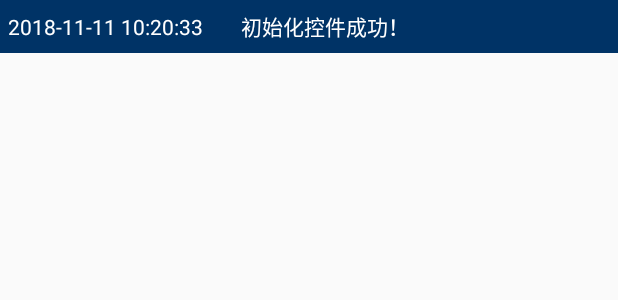
After one commit to pengMaster/CamaraDetector, an Android app: the layout act_roll_item.xml on its own in the app's theme, with its tools: preview values and no code run, on a phone screen of 412 x 824 dp. The commit adds this screen. Shown: the top 300 px of the screen. Run offline under Robolectric (Android 15) with nearby library versions, the phone set to English and light mode, and no system bars; Roboto replaces fonts that are not available here.

Commit message:
add_widget

```diff
--- a/app/build.gradle
+++ b/app/build.gradle
@@ -10,8 +10,8 @@ android {
         applicationId "king.bird.camaradetector"
         minSdkVersion 15
         targetSdkVersion 28
-        versionCode 20181121
-        versionName "1.0.1"
+        versionCode 20181130
+        versionName "1.0.2"
         testInstrumentationRunner "android.support.test.runner.AndroidJUnitRunner"
 
         ndk {
@@ -41,6 +41,7 @@ android {
 dependencies {
     implementation fileTree(include: ['*.jar'], dir: 'libs')
     implementation "org.jetbrains.kotlin:kotlin-stdlib-jre7:$kotlin_version"
+    implementation "org.jetbrains.anko:anko-common:0.8.2"
     implementation 'com.android.support:appcompat-v7:28.0.0'
     implementation 'com.android.support.constraint:constraint-layout:1.1.3'
     testImplementation 'junit:junit:4.12'
@@ -58,4 +59,5 @@ dependencies {
     //运行时权限
     implementation 'pub.devrel:easypermissions:1.2.0'
     compile 'pl.droidsonroids.gif:android-gif-drawable:1.2.6'
+
 }
--- a/app/src/main/AndroidManifest.xml
+++ b/app/src/main/AndroidManifest.xml
@@ -15,6 +15,10 @@
     <uses-permission android:name="android.permission.READ_CALL_LOG" />
     <uses-permission android:name="android.permission.CAMERA" />
 
+    <uses-permission android:name="android.permission.CHANGE_NETWORK_STATE" />
+    <uses-permission android:name="android.permission.CHANGE_WIFI_STATE"/>
+
+
     <application
         android:name=".MyApplication"
         android:allowBackup="true"
@@ -23,7 +27,7 @@
         android:roundIcon="@mipmap/ic_camera"
         android:supportsRtl="true"
         android:theme="@style/AppTheme">
-        <activity android:name=".act.TestActivity">
+        <activity android:name=".act.SplashAct">
             <intent-filter>
                 <action android:name="android.intent.action.MAIN" />
 
--- /dev/null
+++ b/app/src/main/res/layout/act_roll_item.xml
@@ -0,0 +1,31 @@
+<?xml version="1.0" encoding="utf-8"?>
+<LinearLayout xmlns:android="http://schemas.android.com/apk/res/android"
+    xmlns:tools="http://schemas.android.com/tools"
+    android:layout_width="match_parent"
+    android:layout_height="35dp"
+    android:background="@color/blue"
+    android:orientation="horizontal"
+    tools:ignore="HardcodedText">
+
+    <TextView
+        android:id="@+id/tv_time"
+        android:layout_width="wrap_content"
+        android:layout_height="wrap_content"
+        android:layout_gravity="center_vertical"
+        android:text="2018-11-11 10:20:33"
+        android:textColor="@color/color_white"
+        android:layout_marginStart="5dp"
+        android:textSize="14sp"
+        android:layout_marginLeft="5dp" />
+
+    <TextView
+        android:id="@+id/tv_desc"
+        android:layout_width="wrap_content"
+        android:layout_height="wrap_content"
+        android:layout_gravity="center_vertical"
+        android:text="初始化控件成功！"
+        android:layout_marginStart="25dp"
+        android:textColor="@color/color_white"
+        android:textSize="14sp"
+        android:layout_marginLeft="25dp" />
+</LinearLayout>
--- a/app/src/main/res/layout/activity_main.xml
+++ b/app/src/main/res/layout/activity_main.xml
@@ -15,6 +15,7 @@
         android:layout_height="300dp"
         android:scaleType="centerInside"
         android:src="@drawable/ic_scan"/>
+
 
 
 
--- a/build.gradle
+++ b/build.gradle
@@ -2,6 +2,8 @@
 
 buildscript {
     ext.kotlin_version = '1.2.50'
+    ext.kotlin_version = '1.2.50'
+    ext.anko_version = '0.8.2'
     repositories {
         google()
         jcenter()
--- a/settings.gradle
+++ b/settings.gradle
@@ -1 +1 @@
-include ':app'
+include ':app', ':spiderlib'
--- /dev/null
+++ b/spiderlib/src/main/AndroidManifest.xml
@@ -0,0 +1,2 @@
+<manifest xmlns:android="http://schemas.android.com/apk/res/android"
+    package="king.bird.spiderlib" />
--- /dev/null
+++ b/spiderlib/src/main/res/values/strings.xml
@@ -0,0 +1,3 @@
+<resources>
+    <string name="app_name">SpiderLib</string>
+</resources>
```
Also changed, not shown: app/src/main/java/king/bird/camaradetector/act/MainActivity.kt (+25 -14 lines), spiderlib/build.gradle (added, +41 -0 lines), spiderlib/src/main/java/king/bird/spiderlib/SpiderUtil.kt (added, +91 -0 lines), spiderlib/src/main/java/king/bird/spiderlib/bean/ImageResult.kt (added, +19 -0 lines), spiderlib/src/main/java/king/bird/spiderlib/listener/ImageResultListener.kt (added, +16 -0 lines), spiderlib/src/main/java/king/bird/spiderlib/listener/ResultListener.kt (added, +15 -0 lines), spiderlib/libs/gson-2.7.jar (added), spiderlib/libs/jsoup-1.11.3.jar (added), 4 other files.
